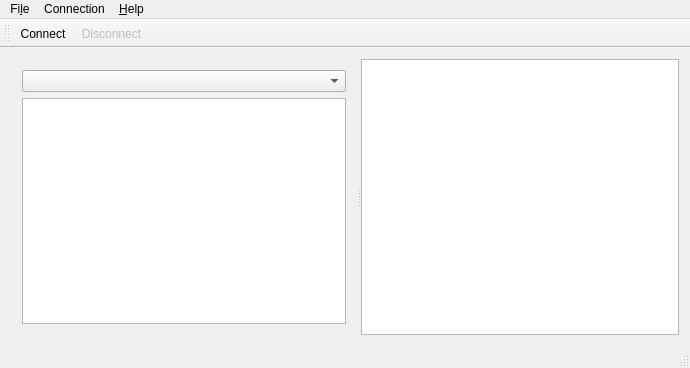
This is src/MainWindow.ui in Eragonfr/p7gui as Qt 5 draws it before an edit. The edited form follows.
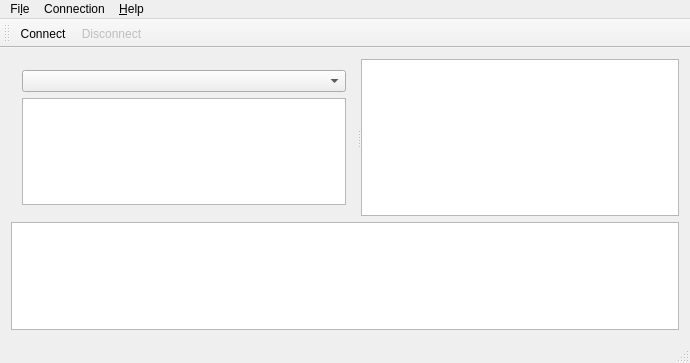
This is the edited form. Custom widgets are drawn as their Qt base class.

```diff
--- a/src/MainWindow.ui
+++ b/src/MainWindow.ui
@@ -7,7 +7,7 @@
     <x>0</x>
     <y>0</y>
     <width>690</width>
-    <height>368</height>
+    <height>363</height>
    </rect>
   </property>
   <property name="windowTitle">
@@ -33,6 +33,13 @@
       <widget class="FileSystemTree" name="systemFileView"/>
      </widget>
     </item>
+    <item>
+     <widget class="QTextEdit" name="logPanel">
+      <property name="readOnly">
+       <bool>true</bool>
+      </property>
+     </widget>
+    </item>
    </layout>
   </widget>
   <widget class="QMenuBar" name="menuBar">
```
Left out of the diff: 28 changed lines with no effect on the pictures.
